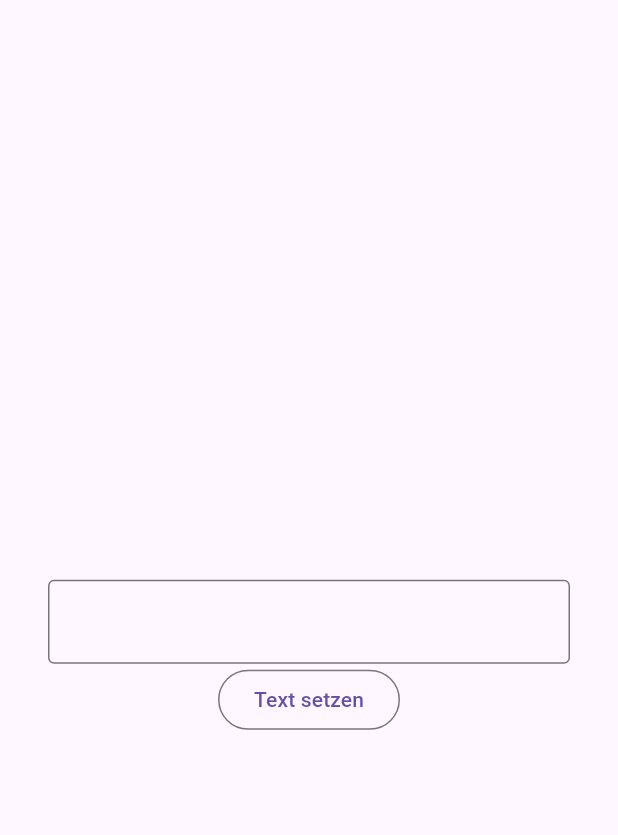
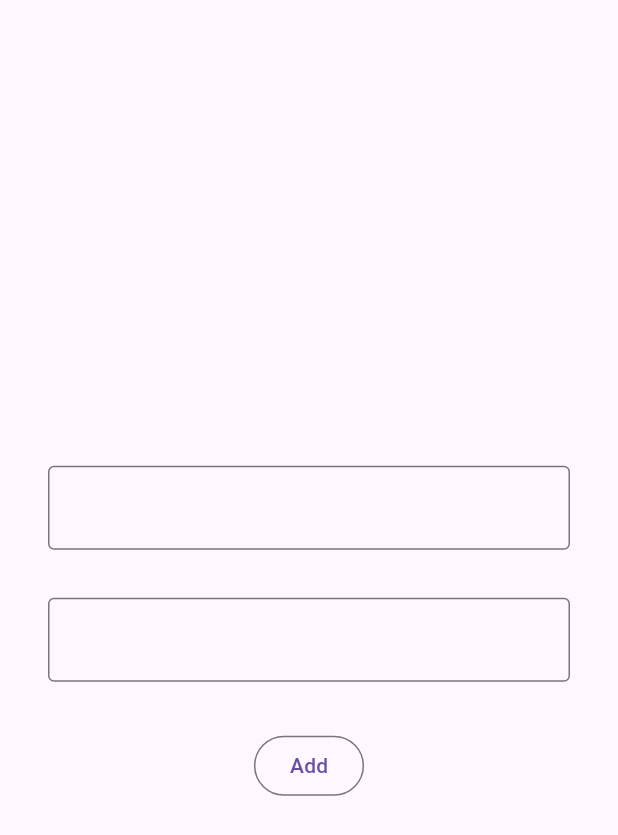
Before and after one commit to Beyz61/flutter_vorlesung, a Flutter app: the screen it shows after launch, on a phone screen of 412 x 824 dp. Shown: the top 835 px of the screen. Run offline on Flutter 3.47's test engine with Material 3 defaults, Android fonts, the phone set to English and light mode, and no system bars.

Commit message:
Using TextEditingController

```diff
--- a/lib/main.dart
+++ b/lib/main.dart
@@ -2,15 +2,22 @@ import 'package:flutter/material.dart';
 void main() {
   runApp(const MainApp());
 }
-const double standardPadding = 32;
+const double stadartPadding = 32;
+const verticalSpacing = SizedBox(
+  height: 32,
+);
+const String userName = "";
+const String userPassword = "ts6161";
 class MainApp extends StatefulWidget {
   const MainApp({super.key});
   @override
   State<MainApp> createState() => _MainAppState();
 }
 class _MainAppState extends State<MainApp> {
-// Speichert den Wert des TextFieles
-final TextEditingController conroller= TextEditingController();
+  // String inputValue = "Noch nichts";
+  // List<String> sentMessages = [];
+  final TextEditingController usernameController = TextEditingController();
+  final TextEditingController passwordController = TextEditingController();
   @override
   Widget build(BuildContext context) {
     return MaterialApp(
@@ -18,24 +25,76 @@ final TextEditingController conroller= TextEditingController();
         body: Center(
           child: Padding(
             padding: const EdgeInsets.only(
-                left: standardPadding, right: standardPadding),
+              right: stadartPadding,
+              left: stadartPadding,
+            ),
             child: Column(
               mainAxisAlignment: MainAxisAlignment.center,
               children: [
-                 Text(conroller.text),
-                const SizedBox(height: standardPadding),
+                Text(usernameController.text),
+                // Expanded(
+                //   child: ListView.builder(
+                //     itemCount: sentMessages.length,
+                //     itemBuilder: (context, index) => Card(
+                //       child: Text(sentMessages[index]),
+                //     ),
+                //   ),
+                // ),
+                // Text("Eingabe vom Nutzer: $inputValue"),
+                const SizedBox(height: stadartPadding),
                 TextField(
-                  controller: conroller,
+                  controller: usernameController,
+                  decoration: const InputDecoration(
+                    border: OutlineInputBorder(),
+                  ),
+                  // onChanged: (String newValue) {
+                  //   print("Der neue wer ist: $newValue");
+                  //   setState(() {
+                  //     inputValue = newValue;
+                  //   });
+                  // },
+                ),
+                verticalSpacing,
+                TextFormField(
+                  controller: passwordController,
+                  obscureText: true,
                   decoration: const InputDecoration(
                     border: OutlineInputBorder(),
                   ),
                 ),
-                  OutlinedButton(onPressed: () {
-                    print(conroller.text);
+                verticalSpacing,
+                OutlinedButton(
+                  onPressed: () {
+                    print(usernameController.text);
+                    if (usernameController.text == userName &&
+                        passwordController.text == userPassword) {
+                      // Navigator.of(context).push(MaterialPageRoute(builder:MainScreen(),),);
+                    } else {
+                      ScaffoldMessenger.of(context).showSnackBar(
+                        const SnackBar(
+                          content: Text("Trabzon"),
+                        ),
+                      );
+                      ScaffoldMessenger.of(context).showSnackBar(
+                        const SnackBar(
+                          content: Text("Login succes"),
+                        ),
+                      );
+                    }
                     setState(() {});
+                    // controller.clear();
                   },
-                  child: const Text("Text setzen"),
+                  child: const Text("Add"),
                 ),
+                // OutlinedButton(
+                //   onPressed: () {
+                //     setState(() {
+                //       sentMessages.insert(0, inputValue);
+                //     });
+                //   },
+                //   child: const Text("Add Text"),
+                // ),
+                verticalSpacing
               ],
             ),
           ),
```
